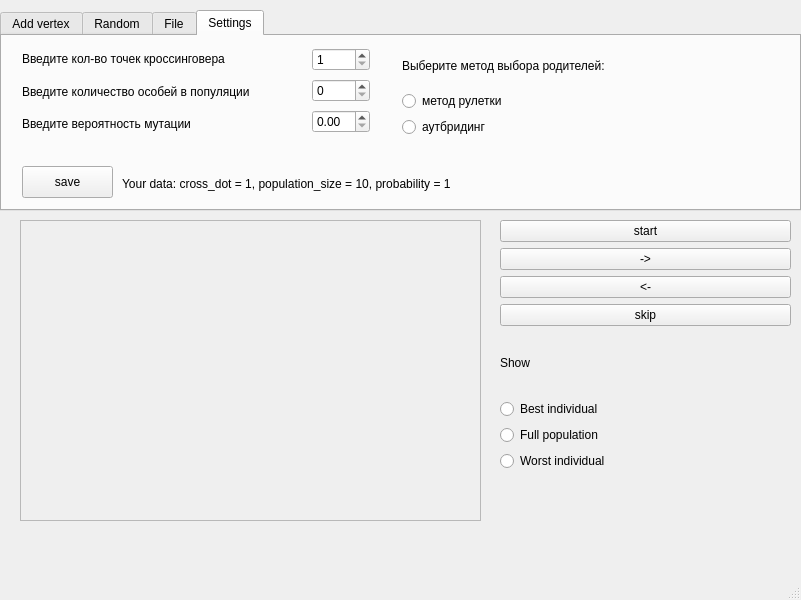
This is src/ui/mainwindow.ui in zwphyro/TSP_GA as Qt 5 draws it before an edit. The edited form follows.
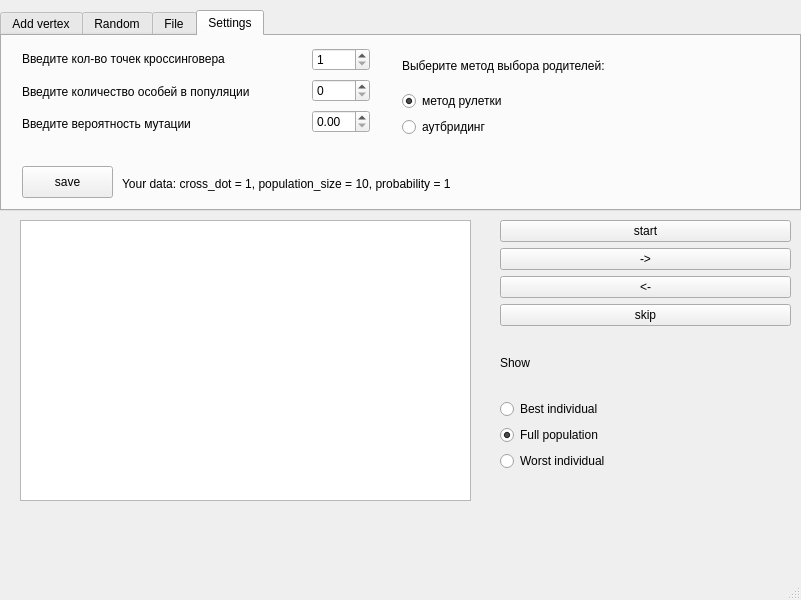
This is the edited form.

The edit to the form file:
```diff
--- a/src/ui/mainwindow.ui
+++ b/src/ui/mainwindow.ui
@@ -348,6 +348,9 @@
          <property name="text">
           <string>метод рулетки</string>
          </property>
+         <property name="checked">
+          <bool>true</bool>
+         </property>
         </widget>
        </item>
        <item>
@@ -387,22 +390,6 @@
      </widget>
     </widget>
    </widget>
-   <widget class="QFrame" name="frame_algorithm_demonstartion">
-    <property name="geometry">
-     <rect>
-      <x>20</x>
-      <y>220</y>
-      <width>461</width>
-      <height>301</height>
-     </rect>
-    </property>
-    <property name="frameShape">
-     <enum>QFrame::StyledPanel</enum>
-    </property>
-    <property name="frameShadow">
-     <enum>QFrame::Raised</enum>
-    </property>
-   </widget>
    <widget class="QWidget" name="verticalLayoutWidget">
     <property name="geometry">
      <rect>
@@ -460,6 +447,9 @@
        <property name="text">
         <string>Full population</string>
        </property>
+       <property name="checked">
+        <bool>true</bool>
+       </property>
       </widget>
      </item>
      <item>
@@ -471,6 +461,26 @@
      </item>
     </layout>
    </widget>
+   <widget class="QWidget" name="widget_algorithm_demonstartion" native="true">
+    <property name="geometry">
+     <rect>
+      <x>20</x>
+      <y>220</y>
+      <width>451</width>
+      <height>281</height>
+     </rect>
+    </property>
+    <widget class="QGraphicsView" name="graphicsView">
+     <property name="geometry">
+      <rect>
+       <x>0</x>
+       <y>0</y>
+       <width>451</width>
+       <height>281</height>
+      </rect>
+     </property>
+    </widget>
+   </widget>
   </widget>
   <widget class="QMenuBar" name="menubar">
    <property name="geometry">
```
